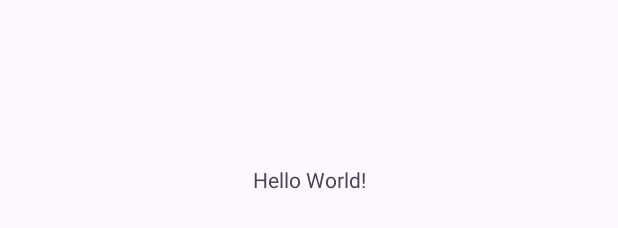
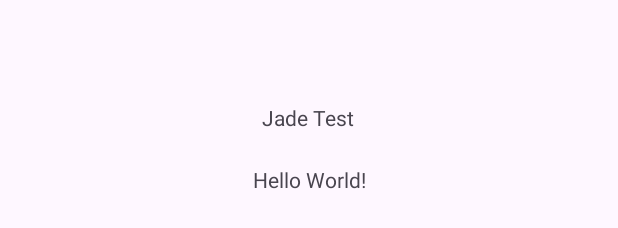
Before and after one commit to jeabea/UX-Design, an Android app: the layout activity_main.xml on its own in the app's theme, with its tools: preview values and no code run, on a phone screen of 412 x 824 dp. Shown: the part 439-667 px from the top of the screen. Run offline under Robolectric (Android 15) with nearby library versions, the phone set to English and light mode, and no system bars.

Commit message:
test jade

```diff
--- a/app/src/main/res/layout/activity_main.xml
+++ b/app/src/main/res/layout/activity_main.xml
@@ -15,4 +15,16 @@
         app:layout_constraintStart_toStartOf="parent"
         app:layout_constraintTop_toTopOf="parent" />
 
+    <TextView
+        android:id="@+id/textView"
+        android:layout_width="wrap_content"
+        android:layout_height="wrap_content"
+        android:text="Jade Test"
+        app:layout_constraintBottom_toBottomOf="parent"
+        app:layout_constraintEnd_toEndOf="parent"
+        app:layout_constraintHorizontal_bias="0.498"
+        app:layout_constraintStart_toStartOf="parent"
+        app:layout_constraintTop_toTopOf="parent"
+        app:layout_constraintVertical_bias="0.449" />
+
 </androidx.constraintlayout.widget.ConstraintLayout>
```
Also changed, not shown: gradle/wrapper/gradle-wrapper.properties.
